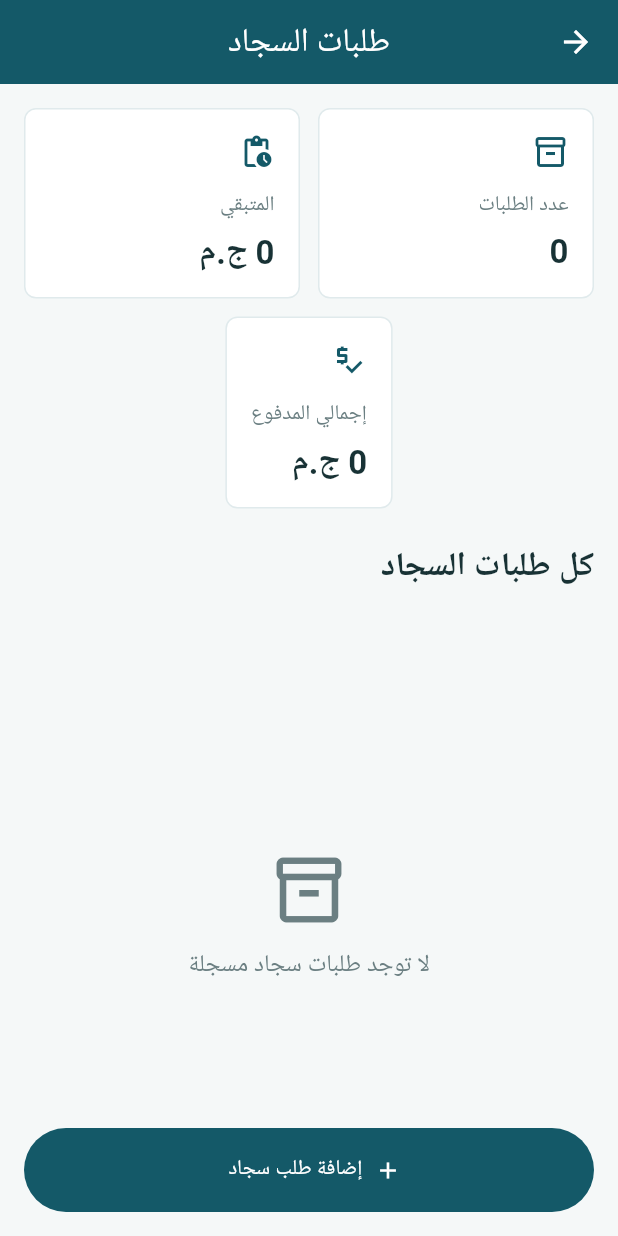
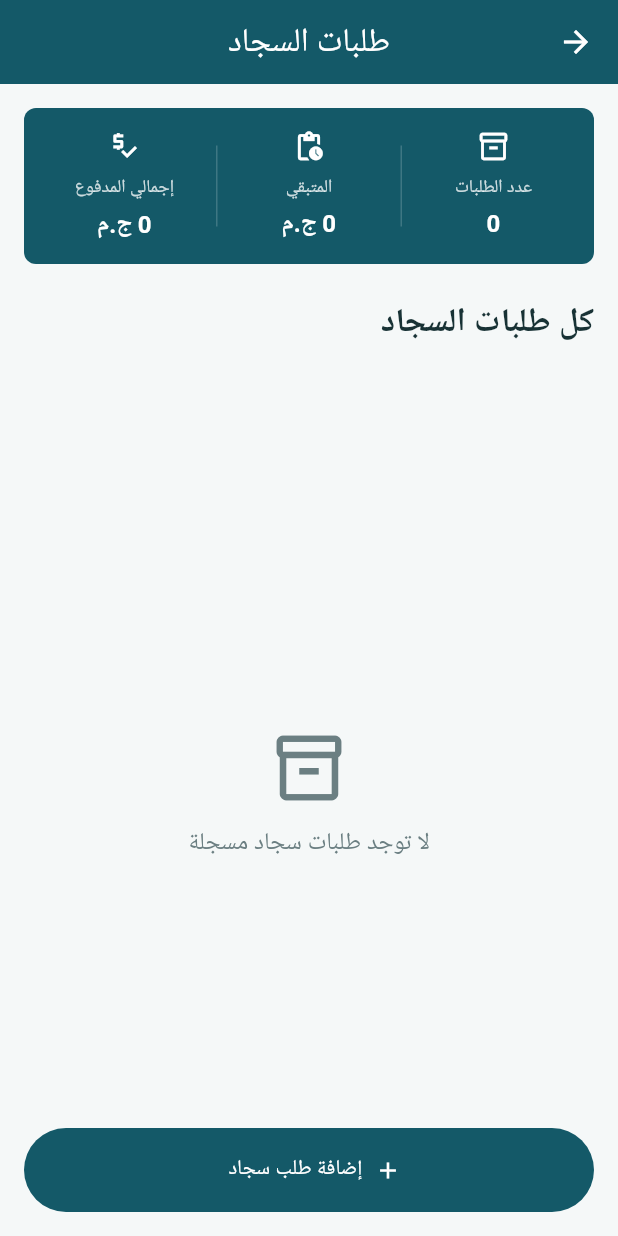
Before and after one commit to GamalSerag/car_wash, a Flutter app: the CarpetOrdersScreen screen opened directly, on a phone screen of 412 x 824 dp. Run offline on Flutter 3.47's test engine with Material 3 defaults, Android fonts, the phone set to English and light mode, and no system bars; our stand-ins replace firebase_core, firebase_messaging, image_picker, supabase_flutter; accounts and stored records are empty.

Commit message:
Polish carpet order summaries

```diff
--- a/lib/screens/carpet_orders_screen.dart
+++ b/lib/screens/carpet_orders_screen.dart
@@ -202,34 +202,10 @@ class _CarpetOrdersScreenState extends State<CarpetOrdersScreen> {
               SliverPadding(
                 padding: const EdgeInsets.fromLTRB(16, 16, 16, 8),
                 sliver: SliverToBoxAdapter(
-                  child: Column(
-                    children: [
-                      Row(
-                        children: [
-                          Expanded(
-                            child: SummaryCard(
-                              title: 'عدد الطلبات',
-                              value: _orders.length.toString(),
-                              icon: Icons.inventory_2_outlined,
-                            ),
-                          ),
-                          const SizedBox(width: 12),
-                          Expanded(
-                            child: SummaryCard(
-                              title: 'المتبقي',
-                              value: '${formatPrice(_remainingTotal)} ج.م',
-                              icon: Icons.pending_actions,
-                            ),
-                          ),
-                        ],
-                      ),
-                      const SizedBox(height: 12),
-                      SummaryCard(
-                        title: 'إجمالي المدفوع',
-                        value: '${formatPrice(_paidTotal)} ج.م',
-                        icon: Icons.price_check_outlined,
-                      ),
-                    ],
+                  child: CarpetOrdersSummary(
+                    ordersCount: _orders.length,
+                    remainingTotal: _remainingTotal,
+                    paidTotal: _paidTotal,
                   ),
                 ),
               ),
@@ -441,37 +417,20 @@ class CarpetOrderTile extends StatelessWidget {
                   label: const Text('تم الاستلام'),
                 ),
               if (onEdit != null || onDelete != null)
-                PopupMenuButton<String>(
-                  tooltip: 'خيارات الطلب',
-                  onSelected: (value) {
-                    if (value == 'edit') {
-                      onEdit?.call();
-                    } else if (value == 'delete') {
-                      onDelete?.call();
-                    }
-                  },
-                  itemBuilder: (context) => [
+                Wrap(
+                  spacing: 4,
+                  children: [
                     if (onEdit != null)
-                      const PopupMenuItem(
-                        value: 'edit',
-                        child: Row(
-                          children: [
-                            Icon(Icons.edit_outlined),
-                            SizedBox(width: 8),
-                            Text('تعديل'),
-                          ],
-                        ),
+                      TextButton.icon(
+                        onPressed: onEdit,
+                        icon: const Icon(Icons.edit_outlined, size: 18),
+                        label: const Text('تعديل'),
                       ),
                     if (onDelete != null)
-                      const PopupMenuItem(
-                        value: 'delete',
-                        child: Row(
-                          children: [
-                            Icon(Icons.delete_outline),
-                            SizedBox(width: 8),
-                            Text('حذف'),
-                          ],
-                        ),
+                      TextButton.icon(
+                        onPressed: onDelete,
+                        icon: const Icon(Icons.delete_outline, size: 18),
+                        label: const Text('حذف'),
                       ),
                   ],
                 ),
@@ -479,6 +438,114 @@ class CarpetOrderTile extends StatelessWidget {
           ),
         ],
       ),
+    );
+  }
+}
+
+class CarpetOrdersSummary extends StatelessWidget {
+  const CarpetOrdersSummary({
+    super.key,
+    required this.ordersCount,
+    required this.remainingTotal,
+    required this.paidTotal,
+  });
+
+  final int ordersCount;
+  final double remainingTotal;
+  final double paidTotal;
+
+  @override
+  Widget build(BuildContext context) {
+    return Container(
+      padding: const EdgeInsets.all(14),
+      decoration: BoxDecoration(
+        color: const Color(0xFF145968),
+        borderRadius: BorderRadius.circular(8),
+      ),
+      child: Row(
+        children: [
+          Expanded(
+            child: _SummaryMetric(
+              title: 'عدد الطلبات',
+              value: ordersCount.toString(),
+              icon: Icons.inventory_2_outlined,
+            ),
+          ),
+          _SummaryDivider(),
+          Expanded(
+            child: _SummaryMetric(
+              title: 'المتبقي',
+              value: '${formatPrice(remainingTotal)} ج.م',
+              icon: Icons.pending_actions,
+            ),
+          ),
+          _SummaryDivider(),
+          Expanded(
+            child: _SummaryMetric(
+              title: 'إجمالي المدفوع',
+              value: '${formatPrice(paidTotal)} ج.م',
+              icon: Icons.price_check_outlined,
+            ),
+          ),
+        ],
+      ),
+    );
+  }
+}
+
+class _SummaryMetric extends StatelessWidget {
+  const _SummaryMetric({
+    required this.title,
+    required this.value,
+    required this.icon,
+  });
+
+  final String title;
+  final String value;
+  final IconData icon;
+
+  @override
+  Widget build(BuildContext context) {
+    final theme = Theme.of(context);
+
+    return Column(
+      crossAxisAlignment: CrossAxisAlignment.center,
+      children: [
+        Icon(icon, color: Colors.white, size: 22),
+        const SizedBox(height: 8),
+        Text(
+          title,
+          maxLines: 1,
+          overflow: TextOverflow.ellipsis,
+          textAlign: TextAlign.center,
+          style: theme.textTheme.bodySmall?.copyWith(
+            color: Colors.white.withValues(alpha: 0.78),
+          ),
+        ),
+        const SizedBox(height: 4),
+        Text(
+          value,
+          maxLines: 1,
+          overflow: TextOverflow.ellipsis,
+          textAlign: TextAlign.center,
+          style: theme.textTheme.titleMedium?.copyWith(
+            color: Colors.white,
+            fontWeight: FontWeight.bold,
+          ),
+        ),
+      ],
+    );
+  }
+}
+
+class _SummaryDivider extends StatelessWidget {
+  @override
+  Widget build(BuildContext context) {
+    return Container(
+      width: 1,
+      height: 54,
+      margin: const EdgeInsets.symmetric(horizontal: 8),
+      color: Colors.white.withValues(alpha: 0.18),
     );
   }
 }
--- a/lib/services/carpet_order_service.dart
+++ b/lib/services/carpet_order_service.dart
@@ -117,11 +117,13 @@ class CarpetOrderService {
 
   Future<void> markDelivered(int id) async {
     try {
+      final order = await getOrder(id);
       await _client
           .from('carpet_orders')
           .update({
             'is_delivered': true,
             'delivered_at': DateTime.now().toUtc().toIso8601String(),
+            'paid_amount': order.totalPrice,
             'remaining_amount': 0,
           })
           .eq('id', id);
```
